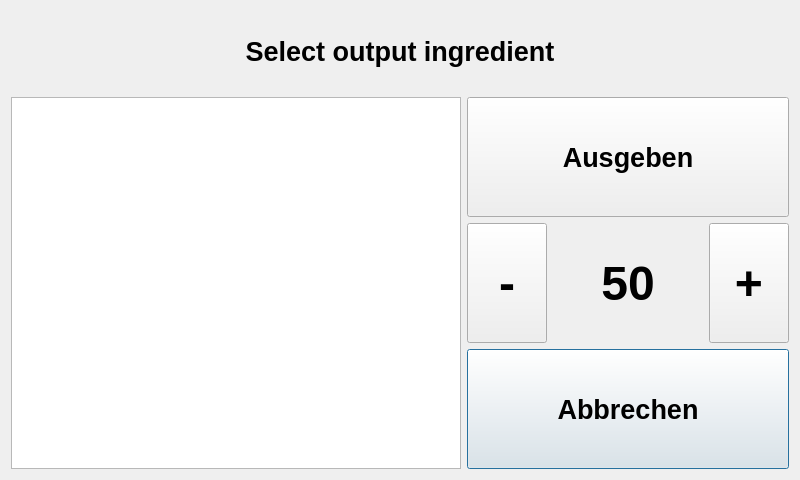
Qt form src/ui_elements/bonusingredient.ui (AndreWohnsland/CocktailBerry) before a commit.
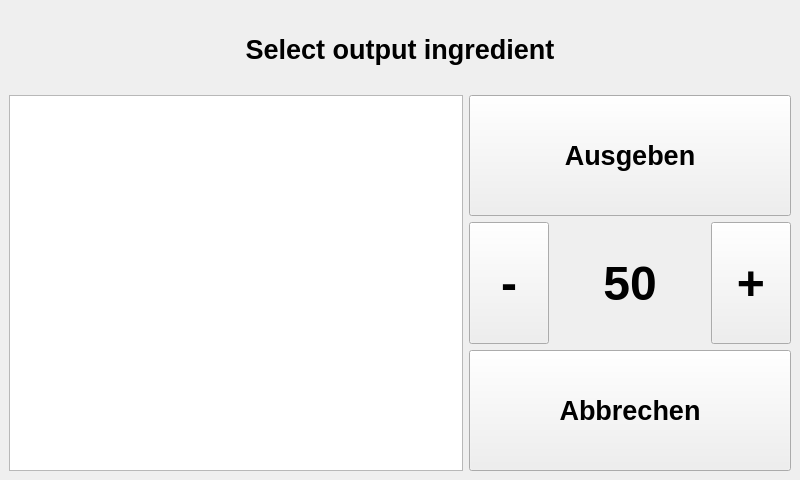
The same form after that commit.

Commit message: Refactor elements to use mainwindow instead dialog

The edit to the form file:
```diff
--- a/src/ui_elements/bonusingredient.ui
+++ b/src/ui_elements/bonusingredient.ui
@@ -1,7 +1,10 @@
 <?xml version="1.0" encoding="UTF-8"?>
 <ui version="4.0">
  <class>addingredient</class>
- <widget class="QDialog" name="addingredient">
+ <widget class="QMainWindow" name="addingredient">
+  <property name="windowModality">
+   <enum>Qt::ApplicationModal</enum>
+  </property>
   <property name="geometry">
    <rect>
     <x>0</x>
@@ -12,26 +15,21 @@
   </property>
   <property name="minimumSize">
    <size>
-    <width>400</width>
-    <height>400</height>
+    <width>800</width>
+    <height>480</height>
    </size>
   </property>
   <property name="maximumSize">
    <size>
-    <width>2000</width>
-    <height>1200</height>
+    <width>800</width>
+    <height>480</height>
    </size>
   </property>
   <property name="windowTitle">
    <string>Zutatenausgabe auswählen</string>
   </property>
-  <property name="styleSheet">
-   <string notr="true"/>
-  </property>
-  <property name="modal">
-   <bool>true</bool>
-  </property>
-  <layout class="QVBoxLayout" name="verticalLayout">
+  <widget class="QWidget" name="centralwidget">
+   <layout class="QVBoxLayout" name="verticalLayout_2">
    <item>
     <layout class="QGridLayout" name="gridLayout">
      <item row="0" column="0" colspan="2">
@@ -235,6 +233,7 @@
     </layout>
    </item>
   </layout>
+  </widget>
  </widget>
  <resources/>
  <connections/>
```
Left out of the diff: 2 changed lines with no effect on the pictures. Lines whose indentation alone changed are shown as unchanged. The commit also changes 11 other files.
